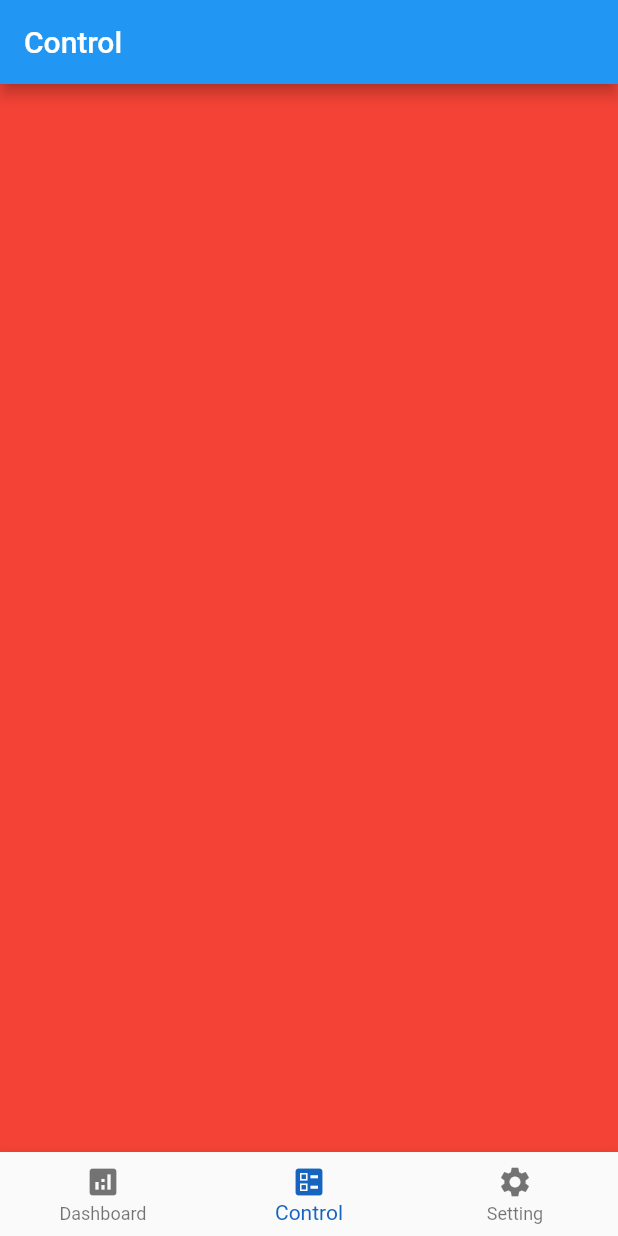
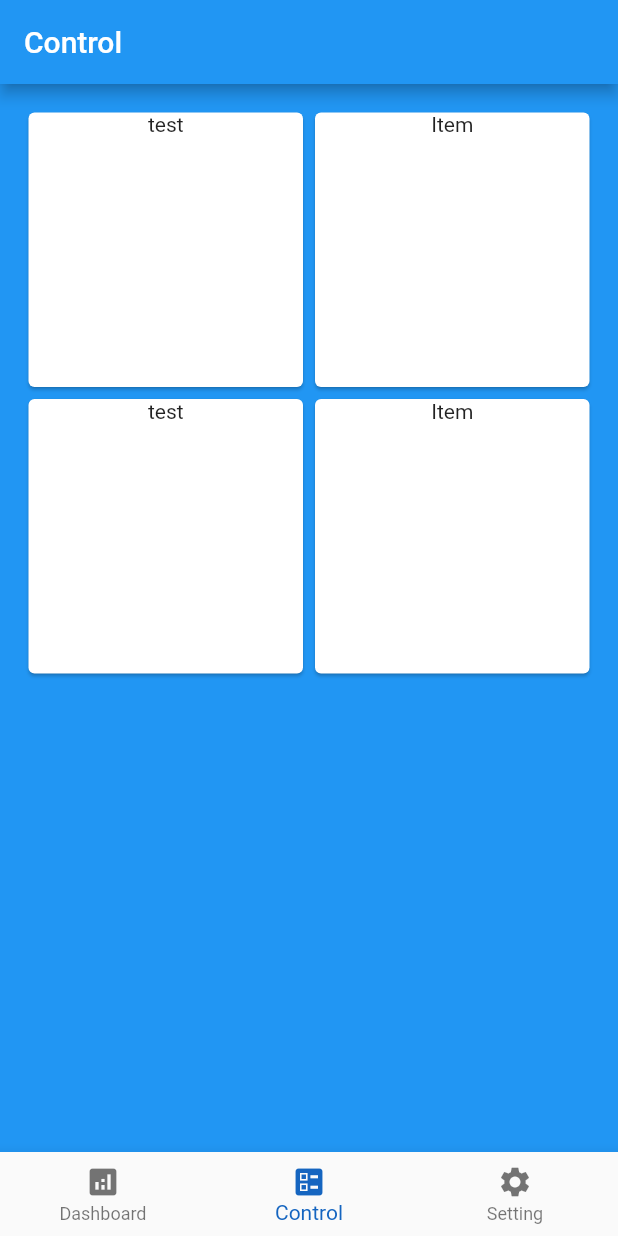
Before and after one commit to stupidwolfy/flutter_hydroponic_iot_ui, a Flutter app: the screen it shows after launch, item 2 of the bottom bar chosen, on a phone screen of 412 x 824 dp. Run offline on Flutter 3.47's test engine with Material 2 defaults, Android fonts, the light colour scheme and no system bars; our stand-ins replace settings_ui.

Commit message:
+add layout for each tab

```diff
--- a/lib/home.dart
+++ b/lib/home.dart
@@ -1,4 +1,7 @@
 import 'package:flutter/material.dart';
+import 'package:flutter_hydroponic_iot_ui/tabs/control_tab.dart';
+import 'package:flutter_hydroponic_iot_ui/tabs/dashboard_tab.dart';
+import 'package:flutter_hydroponic_iot_ui/tabs/setting_tab.dart';
 
 class HomeScreen extends StatefulWidget {
   const HomeScreen({Key? key}) : super(key: key);
@@ -11,10 +14,6 @@ class _HomeScreenState extends State<HomeScreen> {
   final List<String> _appbarName = ["Dashboard", "Control", "Setting"];
   final PageController _pageController = PageController();
   int _selectedIndex = 0;
-
-  final Container _homeContainer = Container(color: Colors.blue);
-  final Container _controlContainer = Container(color: Colors.red);
-  final Container _settingContainer = Container(color: Colors.green);
 
   void _onBottonNavTapped(int index) {
     setState(() {
@@ -32,10 +31,10 @@ class _HomeScreenState extends State<HomeScreen> {
         child: PageView(
           controller: _pageController,
           physics: const NeverScrollableScrollPhysics(),
-          children: [
-            _homeContainer,
-            _controlContainer,
-            _settingContainer,
+          children: const [
+            DashBoardTab(),
+            ControlTab(),
+            SettingTab(),
           ],
         ),
       ),
--- /dev/null
+++ b/lib/tabs/control_tab.dart
@@ -0,0 +1,44 @@
+import 'package:flutter/material.dart';
+
+class ControlTab extends StatefulWidget {
+  const ControlTab({Key? key}) : super(key: key);
+
+  @override
+  _ControlTabState createState() => _ControlTabState();
+}
+
+class _ControlTabState extends State<ControlTab> {
+  List<Widget> gridItem = [
+    CardItem(name: "test"),
+    CardItem(name: "Item"),
+    CardItem(name: "test"),
+    CardItem(name: "Item"),
+  ];
+
+  @override
+  Widget build(BuildContext context) {
+    return Container(
+      color: Colors.blue,
+      child: GridView(
+        gridDelegate: const SliverGridDelegateWithFixedCrossAxisCount(
+          crossAxisCount: 2,
+        ),
+        padding: const EdgeInsets.all(15),
+        children: gridItem,
+      ),
+    );
+  }
+}
+
+class CardItem extends StatelessWidget {
+  const CardItem({Key? key, required this.name}) : super(key: key);
+  final String name;
+
+  @override
+  Widget build(BuildContext context) {
+    return Card(
+      child: Column(children: [Text(name)]),
+      color: Colors.white,
+    );
+  }
+}
--- /dev/null
+++ b/lib/tabs/dashboard_tab.dart
@@ -0,0 +1,44 @@
+import 'package:flutter/material.dart';
+
+class DashBoardTab extends StatefulWidget {
+  const DashBoardTab({Key? key}) : super(key: key);
+
+  @override
+  _DashBoardTabState createState() => _DashBoardTabState();
+}
+
+class _DashBoardTabState extends State<DashBoardTab> {
+  List<Widget> gridItem =const [
+    CardItem(name: "test"),
+    CardItem(name: "Item"),
+    CardItem(name: "test"),
+    CardItem(name: "Item"),
+  ];
+
+  @override
+  Widget build(BuildContext context) {
+    return Container(
+      color: Colors.blue,
+      child: GridView(
+        gridDelegate: const SliverGridDelegateWithFixedCrossAxisCount(
+          crossAxisCount: 2,
+        ),
+        padding: const EdgeInsets.all(15),
+        children: gridItem,
+      ),
+    );
+  }
+}
+
+class CardItem extends StatelessWidget {
+  const CardItem({Key? key,required this.name}) : super(key: key);
+  final String name;
+
+  @override
+  Widget build(BuildContext context) {
+    return  Card(
+      child:  Column(children: [Text(name)]),
+      color: Colors.white,
+    );
+  }
+}
--- /dev/null
+++ b/lib/tabs/setting_tab.dart
@@ -0,0 +1,41 @@
+import 'package:flutter/material.dart';
+import 'package:settings_ui/settings_ui.dart';
+
+class SettingTab extends StatefulWidget {
+  const SettingTab({Key? key}) : super(key: key);
+
+  @override
+  _SettingTabState createState() => _SettingTabState();
+}
+
+class _SettingTabState extends State<SettingTab> {
+  List<Widget> columnItem = [
+    CardItem(name: "test"),
+    CardItem(name: "Item"),
+    CardItem(name: "test"),
+    CardItem(name: "Item"),
+  ];
+
+  @override
+  Widget build(BuildContext context) {
+    return Container(
+      color: Colors.green,
+      child: Column(
+        children: columnItem,
+      ),
+    );
+  }
+}
+
+class CardItem extends StatelessWidget {
+  const CardItem({Key? key, required this.name}) : super(key: key);
+  final String name;
+
+  @override
+  Widget build(BuildContext context) {
+    return Card(
+      child: Column(children: [Text(name)]),
+      color: Colors.white,
+    );
+  }
+}
--- a/pubspec.yaml
+++ b/pubspec.yaml
@@ -29,6 +29,7 @@ environment:
 dependencies:
   flutter:
     sdk: flutter
+  settings_ui: 2.0.2
 
 
   # The following adds the Cupertino Icons font to your application.
```
